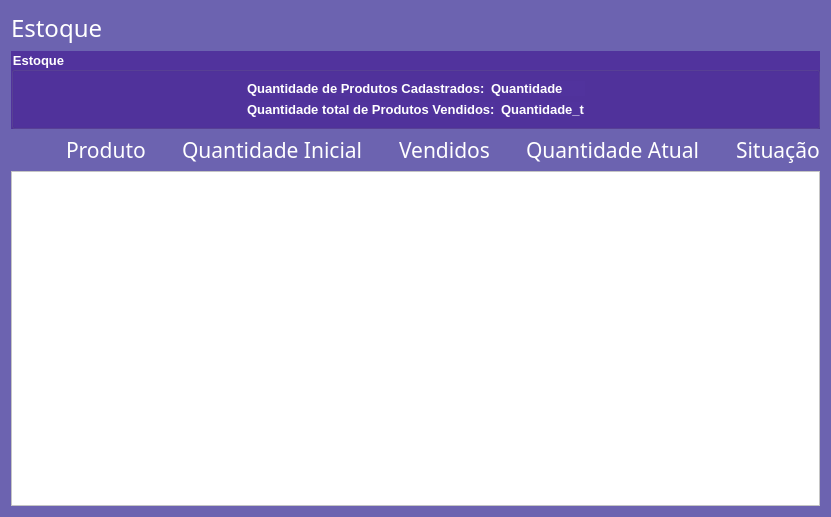
Michel3-01/Sistema_Loja_de_Roupas, file view/estoque.ui: the form before one commit.
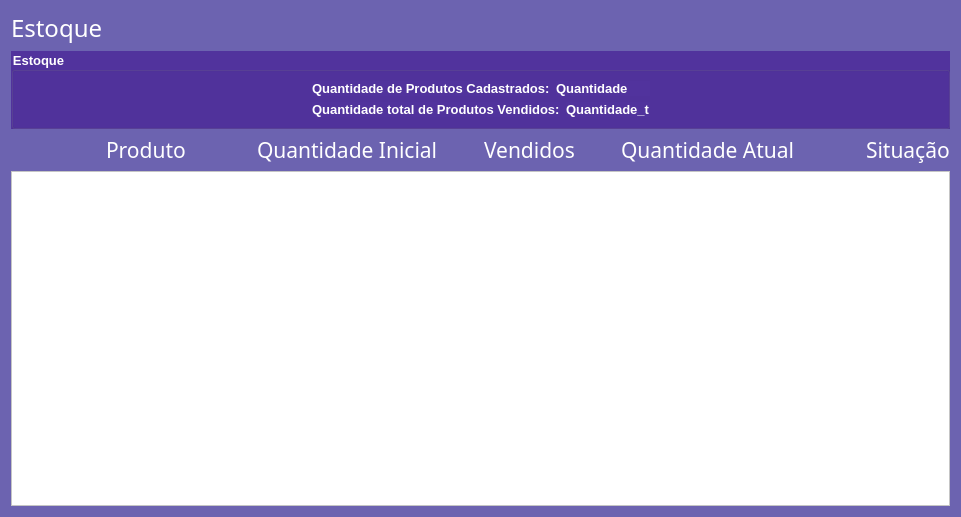
The form after the commit.

Commit message: Alterações na janela estoque.

Diff of the .ui file:
```diff
--- a/view/estoque.ui
+++ b/view/estoque.ui
@@ -6,7 +6,7 @@
    <rect>
     <x>0</x>
     <y>0</y>
-    <width>769</width>
+    <width>782</width>
     <height>517</height>
    </rect>
   </property>
@@ -179,7 +179,7 @@
        </property>
        <property name="sizeHint" stdset="0">
         <size>
-         <width>55</width>
+         <width>95</width>
          <height>20</height>
         </size>
        </property>
@@ -211,7 +211,7 @@
        </property>
        <property name="sizeHint" stdset="0">
         <size>
-         <width>30</width>
+         <width>65</width>
          <height>20</height>
         </size>
        </property>
@@ -243,7 +243,7 @@
        </property>
        <property name="sizeHint" stdset="0">
         <size>
-         <width>30</width>
+         <width>40</width>
          <height>20</height>
         </size>
        </property>
@@ -275,7 +275,7 @@
        </property>
        <property name="sizeHint" stdset="0">
         <size>
-         <width>30</width>
+         <width>40</width>
          <height>20</height>
         </size>
        </property>
@@ -307,7 +307,7 @@
        </property>
        <property name="sizeHint" stdset="0">
         <size>
-         <width>30</width>
+         <width>65</width>
          <height>20</height>
         </size>
        </property>
@@ -358,7 +358,7 @@
        <rect>
         <x>0</x>
         <y>0</y>
-        <width>749</width>
+        <width>762</width>
         <height>20</height>
        </rect>
       </property>
```
The commit also changes 17 other files.
